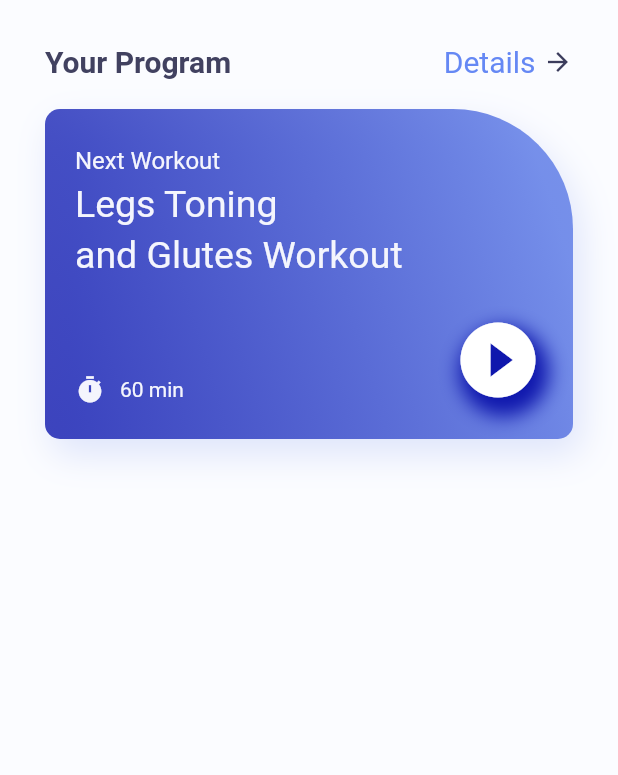
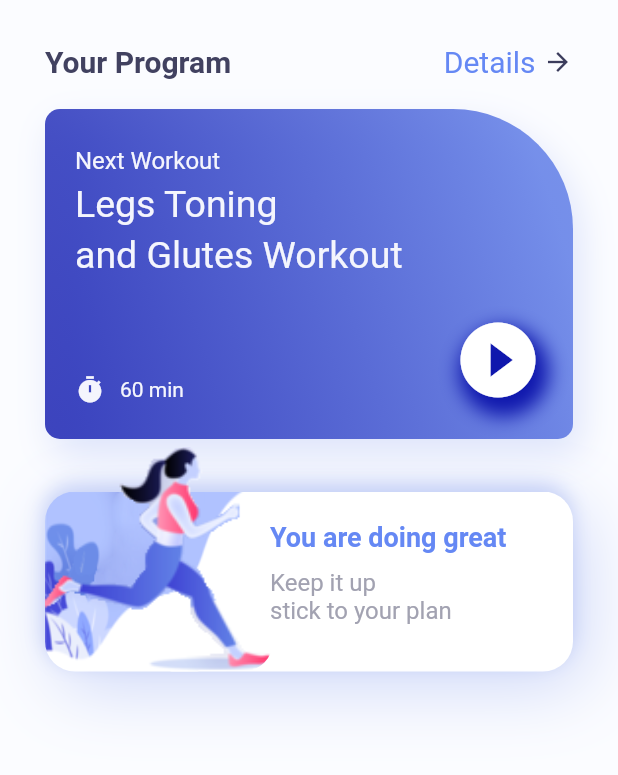
Before and after one commit to sameelll/training-app-flutter, a Flutter app: the screen it shows after launch, on a phone screen of 412 x 824 dp, the part 158-933 px from its top. Run offline on Flutter 3.47's test engine with Material 2 defaults, Android fonts, the light colour scheme and no system bars.

Commit message:
Effort Container finished

```diff
--- /dev/null
+++ b/lib/screens/components/effort_container.dart
@@ -0,0 +1,74 @@
+import 'package:flutter/material.dart';
+import 'package:training_app/colors.dart' as color;
+
+class EffortContainer extends StatelessWidget {
+  const EffortContainer({
+    Key? key,
+  }) : super(key: key);
+
+  @override
+  Widget build(BuildContext context) {
+    return SizedBox(
+      height: 180,
+      width: MediaQuery.of(context).size.width,
+      child: Stack(
+        children: [
+          Container(
+              margin: const EdgeInsets.only(top: 30),
+              width: MediaQuery.of(context).size.width,
+              height: 120,
+              decoration: BoxDecoration(
+                  borderRadius: BorderRadius.circular(20),
+                  image: const DecorationImage(
+                      image: AssetImage('assets/card.png'), fit: BoxFit.fill),
+                  boxShadow: [
+                    BoxShadow(
+                        blurRadius: 40,
+                        offset: const Offset(8, 10),
+                        color: color.AppColor.gradientSecond.withOpacity(0.3)),
+                    BoxShadow(
+                        blurRadius: 10,
+                        offset: const Offset(-1, -5),
+                        color: color.AppColor.gradientSecond.withOpacity(0.3))
+                  ])),
+          Container(
+              height: 200,
+              width: MediaQuery.of(context).size.width,
+              margin: const EdgeInsets.only(right: 200, bottom: 30),
+              decoration: BoxDecoration(
+                borderRadius: BorderRadius.circular(20),
+                image: const DecorationImage(
+                    image: AssetImage('assets/figure.png'), fit: BoxFit.fill),
+              )),
+          Container(
+            width: double.maxFinite,
+            height: 100,
+            margin: const EdgeInsets.only(left: 150, top: 50),
+            child: Column(
+              crossAxisAlignment: CrossAxisAlignment.start,
+              children: [
+                Text(
+                  'You are doing great',
+                  style: TextStyle(
+                      fontSize: 18,
+                      fontWeight: FontWeight.bold,
+                      color: color.AppColor.homePageDetail),
+                ),
+                const SizedBox(
+                  height: 10,
+                ),
+                RichText(
+                    text: TextSpan(
+                        text: 'Keep it up\n',
+                        style: TextStyle(
+                            color: color.AppColor.homePagePlanColor,
+                            fontSize: 16),
+                        children: const [TextSpan(text: 'stick to your plan')]))
+              ],
+            ),
+          )
+        ],
+      ),
+    );
+  }
+}
--- a/lib/screens/home_screen.dart
+++ b/lib/screens/home_screen.dart
@@ -1,6 +1,7 @@
 import 'package:flutter/material.dart';
 import 'package:training_app/colors.dart' as color;
 
+import 'components/effort_container.dart';
 import 'components/program_bar.dart';
 import 'components/title_bar.dart';
 import 'components/workout_panel.dart';
@@ -33,7 +34,11 @@ class _HomeScreenState extends State<HomeScreen> {
               height: 20,
             ),
             // Workout panel
-            WorkoutPanel()
+            WorkoutPanel(),
+            SizedBox(
+              height: 5,
+            ),
+            EffortContainer()
           ],
         ),
       ),
--- a/pubspec.yaml
+++ b/pubspec.yaml
@@ -58,9 +58,9 @@ flutter:
   uses-material-design: true
 
   # To add assets to your application, add an assets section, like this:
-  # assets:
-  #   - images/a_dot_burr.jpeg
-  #   - images/a_dot_ham.jpeg
+  assets:
+    - assets/
+#    - images/a_dot_ham.jpeg
 
   # An image asset can refer to one or more resolution-specific "variants", see
   # https://flutter.dev/assets-and-images/#resolution-aware.
```
